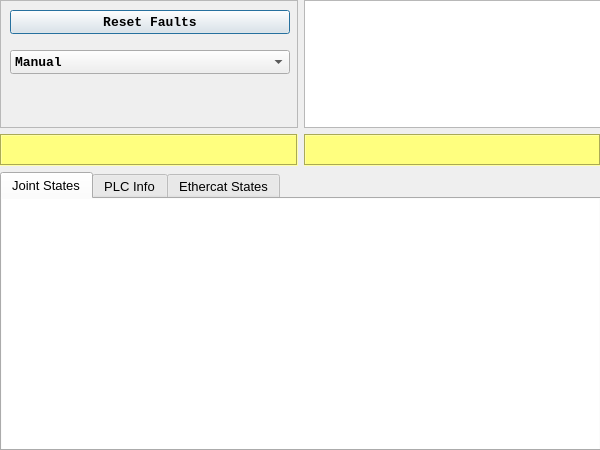
CNR-STIIMA-IRAS/Fit4Med, file rehab_gui/rehab_gui/ui/MotorsWindow.ui: the form before one commit.
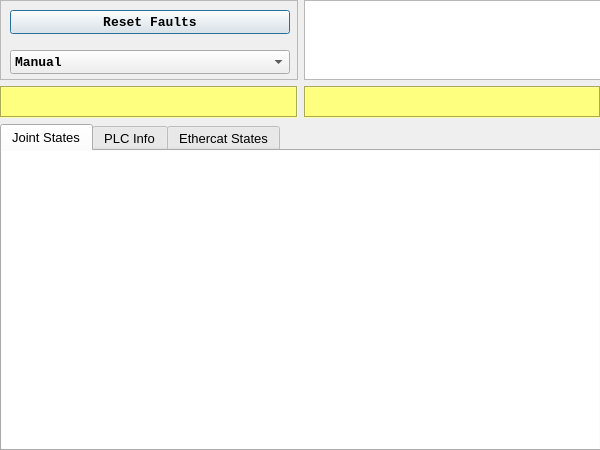
The form after the commit.

```diff
--- a/rehab_gui/rehab_gui/ui/MotorsWindow.ui
+++ b/rehab_gui/rehab_gui/ui/MotorsWindow.ui
@@ -82,7 +82,7 @@
       <property name="maximumSize">
        <size>
         <width>16777215</width>
-        <height>128</height>
+        <height>80</height>
        </size>
       </property>
       <property name="frameShape">
@@ -177,7 +177,7 @@
     <item row="2" column="1">
      <widget class="QPlainTextEdit" name="plainTextEdit_SystemState">
       <property name="sizePolicy">
-       <sizepolicy hsizetype="Expanding" vsizetype="Fixed">
+       <sizepolicy hsizetype="Expanding" vsizetype="Expanding">
         <horstretch>0</horstretch>
         <verstretch>0</verstretch>
        </sizepolicy>
@@ -185,7 +185,7 @@
       <property name="maximumSize">
        <size>
         <width>16777215</width>
-        <height>128</height>
+        <height>80</height>
        </size>
       </property>
      </widget>
```
